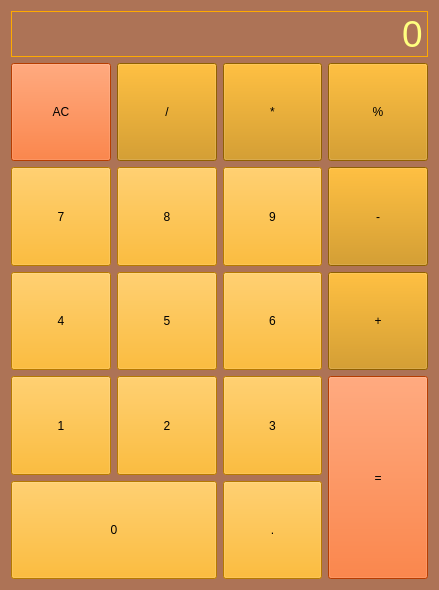
mclvren/calc, file calc/mainwindow.ui: the form before one commit.
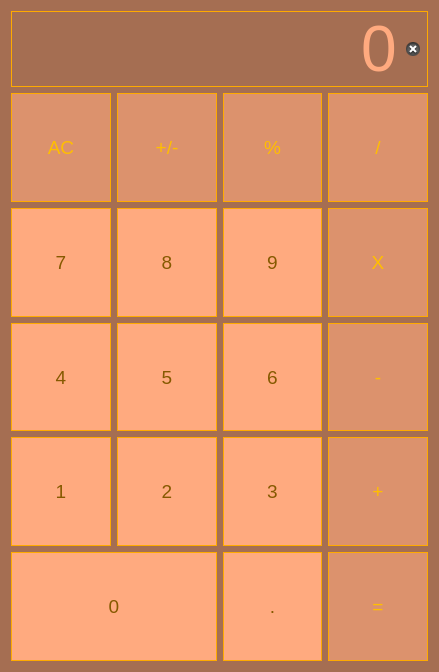
The form after the commit.

```diff
--- a/calc/mainwindow.ui
+++ b/calc/mainwindow.ui
@@ -7,14 +7,14 @@
     <x>0</x>
     <y>0</y>
     <width>439</width>
-    <height>590</height>
+    <height>672</height>
    </rect>
   </property>
   <property name="windowTitle">
    <string>MainWindow</string>
   </property>
   <property name="styleSheet">
-   <string notr="true">background-color:rgb(173, 115, 86)</string>
+   <string notr="true">background-color:rgb(165, 110, 82)</string>
   </property>
   <widget class="QWidget" name="centralWidget">
    <layout class="QVBoxLayout" name="verticalLayout">
@@ -26,14 +26,249 @@
         <verstretch>100</verstretch>
        </sizepolicy>
       </property>
+      <property name="palette">
+       <palette>
+        <active>
+         <colorrole role="WindowText">
+          <brush brushstyle="SolidPattern">
+           <color alpha="255">
+            <red>255</red>
+            <green>170</green>
+            <blue>127</blue>
+           </color>
+          </brush>
+         </colorrole>
+         <colorrole role="Button">
+          <brush brushstyle="SolidPattern">
+           <color alpha="255">
+            <red>165</red>
+            <green>110</green>
+            <blue>82</blue>
+           </color>
+          </brush>
+         </colorrole>
+         <colorrole role="Text">
+          <brush brushstyle="SolidPattern">
+           <color alpha="255">
+            <red>255</red>
+            <green>170</green>
+            <blue>127</blue>
+           </color>
+          </brush>
+         </colorrole>
+         <colorrole role="ButtonText">
+          <brush brushstyle="SolidPattern">
+           <color alpha="255">
+            <red>255</red>
+            <green>170</green>
+            <blue>127</blue>
+           </color>
+          </brush>
+         </colorrole>
+         <colorrole role="Base">
+          <brush brushstyle="SolidPattern">
+           <color alpha="255">
+            <red>165</red>
+            <green>110</green>
+            <blue>82</blue>
+           </color>
+          </brush>
+         </colorrole>
+         <colorrole role="Window">
+          <brush brushstyle="SolidPattern">
+           <color alpha="255">
+            <red>165</red>
+            <green>110</green>
+            <blue>82</blue>
+           </color>
+          </brush>
+         </colorrole>
+         <colorrole role="ToolTipText">
+          <brush brushstyle="SolidPattern">
+           <color alpha="255">
+            <red>255</red>
+            <green>170</green>
+            <blue>0</blue>
+           </color>
+          </brush>
+         </colorrole>
+         <colorrole role="PlaceholderText">
+          <brush brushstyle="NoBrush">
+           <color alpha="128">
+            <red>255</red>
+            <green>170</green>
+            <blue>127</blue>
+           </color>
+          </brush>
+         </colorrole>
+        </active>
+        <inactive>
+         <colorrole role="WindowText">
+          <brush brushstyle="SolidPattern">
+           <color alpha="255">
+            <red>255</red>
+            <green>170</green>
+            <blue>127</blue>
+           </color>
+          </brush>
+         </colorrole>
+         <colorrole role="Button">
+          <brush brushstyle="SolidPattern">
+           <color alpha="255">
+            <red>165</red>
+            <green>110</green>
+            <blue>82</blue>
+           </color>
+          </brush>
+         </colorrole>
+         <colorrole role="Text">
+          <brush brushstyle="SolidPattern">
+           <color alpha="255">
+            <red>255</red>
+            <green>170</green>
+            <blue>127</blue>
+           </color>
+          </brush>
+         </colorrole>
+         <colorrole role="ButtonText">
+          <brush brushstyle="SolidPattern">
+           <color alpha="255">
+            <red>255</red>
+            <green>170</green>
+            <blue>127</blue>
+           </color>
+          </brush>
+         </colorrole>
+         <colorrole role="Base">
+          <brush brushstyle="SolidPattern">
+           <color alpha="255">
+            <red>165</red>
+            <green>110</green>
+            <blue>82</blue>
+           </color>
+          </brush>
+         </colorrole>
+         <colorrole role="Window">
+          <brush brushstyle="SolidPattern">
+           <color alpha="255">
+            <red>165</red>
+            <green>110</green>
+            <blue>82</blue>
+           </color>
+          </brush>
+         </colorrole>
+         <colorrole role="ToolTipText">
+          <brush brushstyle="SolidPattern">
+           <color alpha="255">
+            <red>255</red>
+            <green>170</green>
+            <blue>0</blue>
+           </color>
+          </brush>
+         </colorrole>
+         <colorrole role="PlaceholderText">
+          <brush brushstyle="NoBrush">
+           <color alpha="128">
+            <red>255</red>
+            <green>170</green>
+            <blue>127</blue>
+           </color>
+          </brush>
+         </colorrole>
+        </inactive>
+        <disabled>
+         <colorrole role="WindowText">
+          <brush brushstyle="SolidPattern">
+           <color alpha="255">
+            <red>255</red>
+            <green>170</green>
+            <blue>127</blue>
+           </color>
+          </brush>
+         </colorrole>
+         <colorrole role="Button">
+          <brush brushstyle="SolidPattern">
+           <color alpha="255">
+            <red>165</red>
+            <green>110</green>
+            <blue>82</blue>
+           </color>
+          </brush>
+         </colorrole>
+         <colorrole role="Text">
+          <brush brushstyle="SolidPattern">
+           <color alpha="255">
+            <red>255</red>
+            <green>170</green>
+            <blue>127</blue>
+           </color>
+          </brush>
+         </colorrole>
+         <colorrole role="ButtonText">
+          <brush brushstyle="SolidPattern">
+           <color alpha="255">
+            <red>255</red>
+            <green>170</green>
+            <blue>127</blue>
+           </color>
+          </brush>
+         </colorrole>
+         <colorrole role="Base">
+          <brush brushstyle="SolidPattern">
+           <color alpha="255">
+            <red>165</red>
+            <green>110</green>
+            <blue>82</blue>
+           </color>
+          </brush>
+         </colorrole>
+         <colorrole role="Window">
+          <brush brushstyle="SolidPattern">
+           <color alpha="255">
+            <red>165</red>
+            <green>110</green>
+            <blue>82</blue>
+           </color>
+          </brush>
+         </colorrole>
+         <colorrole role="ToolTipText">
+          <brush brushstyle="SolidPattern">
+           <color alpha="255">
+            <red>255</red>
+            <green>170</green>
+            <blue>0</blue>
+           </color>
+          </brush>
+         </colorrole>
+         <colorrole role="PlaceholderText">
+          <brush brushstyle="NoBrush">
+           <color alpha="128">
+            <red>255</red>
+            <green>170</green>
+            <blue>127</blue>
+           </color>
+          </brush>
+         </colorrole>
+        </disabled>
+       </palette>
+      </property>
       <property name="font">
        <font>
-        <pointsize>28</pointsize>
+        <pointsize>48</pointsize>
        </font>
       </property>
+      <property name="mouseTracking">
+       <bool>false</bool>
+      </property>
+      <property name="tabletTracking">
+       <bool>true</bool>
+      </property>
+      <property name="autoFillBackground">
+       <bool>false</bool>
+      </property>
       <property name="styleSheet">
-       <string notr="true">color: rgb(255, 255, 127);
-border: 1px solid rgb(255, 170, 0)</string>
+       <string notr="true">color: rgb(255, 170, 127);
+border: 1px solid rgb(255, 170, 0);</string>
       </property>
       <property name="text">
        <string>0</string>
@@ -41,6 +276,9 @@
       <property name="alignment">
        <set>Qt::AlignRight|Qt::AlignTrailing|Qt::AlignVCenter</set>
       </property>
+      <property name="clearButtonEnabled">
+       <bool>true</bool>
+      </property>
      </widget>
     </item>
     <item>
@@ -59,174 +297,23 @@
           <height>0</height>
          </size>
         </property>
+        <property name="font">
+         <font>
+          <pointsize>14</pointsize>
+         </font>
+        </property>
         <property name="styleSheet">
-         <string notr="true">background-color: rgb(255, 170, 0)</string>
+         <string notr="true">background-color: rgb(255, 170, 127);
+border: 1px solid rgb(255, 170, 0);
+color: rgb(134, 89, 0);</string>
         </property>
         <property name="text">
          <string>0</string>
         </property>
        </widget>
       </item>
-      <item row="0" column="0">
-       <widget class="QPushButton" name="clear_btn">
-        <property name="sizePolicy">
-         <sizepolicy hsizetype="Minimum" vsizetype="Minimum">
-          <horstretch>0</horstretch>
-          <verstretch>0</verstretch>
-         </sizepolicy>
-        </property>
-        <property name="styleSheet">
-         <string notr="true">background-color: rgb(255, 85, 0)</string>
-        </property>
-        <property name="text">
-         <string>AC</string>
-        </property>
-       </widget>
-      </item>
-      <item row="3" column="1">
-       <widget class="QPushButton" name="pushButton_8">
-        <property name="sizePolicy">
-         <sizepolicy hsizetype="Minimum" vsizetype="Minimum">
-          <horstretch>0</horstretch>
-          <verstretch>0</verstretch>
-         </sizepolicy>
-        </property>
-        <property name="baseSize">
-         <size>
-          <width>0</width>
-          <height>0</height>
-         </size>
-        </property>
-        <property name="styleSheet">
-         <string notr="true">background-color: rgb(255, 170, 0)</string>
-        </property>
-        <property name="text">
-         <string>2</string>
-        </property>
-       </widget>
-      </item>
-      <item row="1" column="1">
-       <widget class="QPushButton" name="pushButton_3">
-        <property name="sizePolicy">
-         <sizepolicy hsizetype="Minimum" vsizetype="Minimum">
-          <horstretch>0</horstretch>
-          <verstretch>0</verstretch>
-         </sizepolicy>
-        </property>
-        <property name="baseSize">
-         <size>
-          <width>0</width>
-          <height>0</height>
-         </size>
-        </property>
-        <property name="styleSheet">
-         <string notr="true">background-color: rgb(255, 170, 0)</string>
-        </property>
-        <property name="text">
-         <string>8</string>
-        </property>
-       </widget>
-      </item>
-      <item row="2" column="1">
-       <widget class="QPushButton" name="pushButton_5">
-        <property name="sizePolicy">
-         <sizepolicy hsizetype="Minimum" vsizetype="Minimum">
-          <horstretch>0</horstretch>
-          <verstretch>0</verstretch>
-         </sizepolicy>
-        </property>
-        <property name="baseSize">
-         <size>
-          <width>0</width>
-          <height>0</height>
-         </size>
-        </property>
-        <property name="styleSheet">
-         <string notr="true">background-color: rgb(255, 170, 0)</string>
-        </property>
-        <property name="text">
-         <string>5</string>
-        </property>
-       </widget>
-      </item>
-      <item row="2" column="3">
-       <widget class="QPushButton" name="pushButton_14">
-        <property name="sizePolicy">
-         <sizepolicy hsizetype="Minimum" vsizetype="Minimum">
-          <horstretch>0</horstretch>
-          <verstretch>0</verstretch>
-         </sizepolicy>
-        </property>
-        <property name="baseSize">
-         <size>
-          <width>0</width>
-          <height>0</height>
-         </size>
-        </property>
-        <property name="styleSheet">
-         <string notr="true">background-color: rgb(202, 135, 0)</string>
-        </property>
-        <property name="text">
-         <string>+</string>
-        </property>
-       </widget>
-      </item>
-      <item row="1" column="0">
-       <widget class="QPushButton" name="pushButton_2">
-        <property name="sizePolicy">
-         <sizepolicy hsizetype="Minimum" vsizetype="Minimum">
-          <horstretch>0</horstretch>
-          <verstretch>0</verstretch>
-         </sizepolicy>
-        </property>
-        <property name="baseSize">
-         <size>
-          <width>0</width>
-          <height>0</height>
-         </size>
-        </property>
-        <property name="styleSheet">
-         <string notr="true">background-color: rgb(255, 170, 0)</string>
-        </property>
-        <property name="text">
-         <string>7</string>
-        </property>
-       </widget>
-      </item>
-      <item row="0" column="2">
-       <widget class="QPushButton" name="pushButton_19">
-        <property name="sizePolicy">
-         <sizepolicy hsizetype="Minimum" vsizetype="Minimum">
-          <horstretch>0</horstretch>
-          <verstretch>0</verstretch>
-         </sizepolicy>
-        </property>
-        <property name="styleSheet">
-         <string notr="true">background-color: rgb(202, 135, 0)</string>
-        </property>
-        <property name="text">
-         <string>*</string>
-        </property>
-       </widget>
-      </item>
-      <item row="0" column="3">
-       <widget class="QPushButton" name="pushButton_20">
-        <property name="sizePolicy">
-         <sizepolicy hsizetype="Minimum" vsizetype="Minimum">
-          <horstretch>0</horstretch>
-          <verstretch>0</verstretch>
-         </sizepolicy>
-        </property>
-        <property name="styleSheet">
-         <string notr="true">background-color: rgb(202, 135, 0)</string>
-        </property>
-        <property name="text">
-         <string>%</string>
-        </property>
-       </widget>
-      </item>
       <item row="1" column="2">
-       <widget class="QPushButton" name="pushButton">
+       <widget class="QPushButton" name="pushButton_9">
         <property name="sizePolicy">
          <sizepolicy hsizetype="Minimum" vsizetype="Minimum">
           <horstretch>0</horstretch>
@@ -239,76 +326,23 @@
           <height>0</height>
          </size>
         </property>
+        <property name="font">
+         <font>
+          <pointsize>14</pointsize>
+         </font>
+        </property>
         <property name="styleSheet">
-         <string notr="true">background-color: rgb(255, 170, 0)</string>
+         <string notr="true">background-color: rgb(255, 170, 127);
+border: 1px solid rgb(255, 170, 0);
+color: rgb(134, 89, 0);</string>
         </property>
         <property name="text">
          <string>9</string>
         </property>
        </widget>
       </item>
-      <item row="1" column="3">
-       <widget class="QPushButton" name="pushButton_13">
-        <property name="sizePolicy">
-         <sizepolicy hsizetype="Minimum" vsizetype="Minimum">
-          <horstretch>0</horstretch>
-          <verstretch>0</verstretch>
-         </sizepolicy>
-        </property>
-        <property name="baseSize">
-         <size>
-          <width>0</width>
-          <height>0</height>
-         </size>
-        </property>
-        <property name="styleSheet">
-         <string notr="true">background-color: rgb(202, 135, 0)</string>
-        </property>
-        <property name="text">
-         <string>-</string>
-        </property>
-       </widget>
-      </item>
-      <item row="0" column="1">
-       <widget class="QPushButton" name="pushButton_18">
-        <property name="sizePolicy">
-         <sizepolicy hsizetype="Minimum" vsizetype="Minimum">
-          <horstretch>0</horstretch>
-          <verstretch>0</verstretch>
-         </sizepolicy>
-        </property>
-        <property name="styleSheet">
-         <string notr="true">background-color: rgb(202, 135, 0)</string>
-        </property>
-        <property name="text">
-         <string>/</string>
-        </property>
-       </widget>
-      </item>
-      <item row="2" column="2">
-       <widget class="QPushButton" name="pushButton_6">
-        <property name="sizePolicy">
-         <sizepolicy hsizetype="Minimum" vsizetype="Minimum">
-          <horstretch>0</horstretch>
-          <verstretch>0</verstretch>
-         </sizepolicy>
-        </property>
-        <property name="baseSize">
-         <size>
-          <width>0</width>
-          <height>0</height>
-         </size>
-        </property>
-        <property name="styleSheet">
-         <string notr="true">background-color: rgb(255, 170, 0)</string>
-        </property>
-        <property name="text">
-         <string>6</string>
-        </property>
-       </widget>
-      </item>
       <item row="3" column="2">
-       <widget class="QPushButton" name="pushButton_9">
+       <widget class="QPushButton" name="pushButton_3">
         <property name="sizePolicy">
          <sizepolicy hsizetype="Minimum" vsizetype="Minimum">
           <horstretch>0</horstretch>
@@ -321,14 +355,79 @@
           <height>0</height>
          </size>
         </property>
+        <property name="font">
+         <font>
+          <pointsize>14</pointsize>
+         </font>
+        </property>
         <property name="styleSheet">
-         <string notr="true">background-color: rgb(255, 170, 0)</string>
+         <string notr="true">background-color: rgb(255, 170, 127);
+border: 1px solid rgb(255, 170, 0);
+color: rgb(134, 89, 0);</string>
         </property>
         <property name="text">
          <string>3</string>
         </property>
        </widget>
       </item>
+      <item row="3" column="3">
+       <widget class="QPushButton" name="plus">
+        <property name="sizePolicy">
+         <sizepolicy hsizetype="Minimum" vsizetype="Minimum">
+          <horstretch>0</horstretch>
+          <verstretch>0</verstretch>
+         </sizepolicy>
+        </property>
+        <property name="baseSize">
+         <size>
+          <width>0</width>
+          <height>0</height>
+         </size>
+        </property>
+        <property name="font">
+         <font>
+          <pointsize>14</pointsize>
+         </font>
+        </property>
+        <property name="styleSheet">
+         <string notr="true">background-color: rgb(220, 146, 109);
+border: 1px solid rgb(255, 170, 0);
+color: rgb(255, 190, 0)</string>
+        </property>
+        <property name="text">
+         <string>+</string>
+        </property>
+       </widget>
+      </item>
+      <item row="4" column="3">
+       <widget class="QPushButton" name="equal">
+        <property name="sizePolicy">
+         <sizepolicy hsizetype="Minimum" vsizetype="Minimum">
+          <horstretch>0</horstretch>
+          <verstretch>0</verstretch>
+         </sizepolicy>
+        </property>
+        <property name="baseSize">
+         <size>
+          <width>0</width>
+          <height>0</height>
+         </size>
+        </property>
+        <property name="font">
+         <font>
+          <pointsize>14</pointsize>
+         </font>
+        </property>
+        <property name="styleSheet">
+         <string notr="true">background-color: rgb(220, 146, 109);
+border: 1px solid rgb(255, 170, 0);
+color: rgb(255, 190, 0)</string>
+        </property>
+        <property name="text">
+         <string>=</string>
+        </property>
+       </widget>
+      </item>
       <item row="4" column="2">
        <widget class="QPushButton" name="pushButton_12">
         <property name="sizePolicy">
@@ -343,8 +442,15 @@
           <height>0</height>
          </size>
         </property>
+        <property name="font">
+         <font>
+          <pointsize>14</pointsize>
+         </font>
+        </property>
         <property name="styleSheet">
-         <string notr="true">background-color: rgb(255, 170, 0)</string>
+         <string notr="true">background-color: rgb(255, 170, 127);
+border: 1px solid rgb(255, 170, 0);
+color: rgb(134, 89, 0);</string>
         </property>
         <property name="text">
          <string>.</string>
@@ -365,8 +471,15 @@
           <height>0</height>
          </size>
         </property>
+        <property name="font">
+         <font>
+          <pointsize>14</pointsize>
+         </font>
+        </property>
         <property name="styleSheet">
-         <string notr="true">background-color: rgb(255, 170, 0)</string>
+         <string notr="true">background-color: rgb(255, 170, 127);
+border: 1px solid rgb(255, 170, 0);
+color: rgb(134, 89, 0);</string>
         </property>
         <property name="text">
          <string>4</string>
@@ -374,7 +487,7 @@
        </widget>
       </item>
       <item row="3" column="0">
-       <widget class="QPushButton" name="pushButton_7">
+       <widget class="QPushButton" name="pushButton_1">
         <property name="sizePolicy">
          <sizepolicy hsizetype="Minimum" vsizetype="Minimum">
           <horstretch>0</horstretch>
@@ -387,16 +500,23 @@
           <height>0</height>
          </size>
         </property>
+        <property name="font">
+         <font>
+          <pointsize>14</pointsize>
+         </font>
+        </property>
         <property name="styleSheet">
-         <string notr="true">background-color: rgb(255, 170, 0)</string>
+         <string notr="true">background-color: rgb(255, 170, 127);
+border: 1px solid rgb(255, 170, 0);
+color: rgb(134, 89, 0);</string>
         </property>
         <property name="text">
          <string>1</string>
         </property>
        </widget>
       </item>
-      <item row="3" column="3" rowspan="2">
-       <widget class="QPushButton" name="pushButton_16">
+      <item row="2" column="2">
+       <widget class="QPushButton" name="pushButton_6">
         <property name="sizePolicy">
          <sizepolicy hsizetype="Minimum" vsizetype="Minimum">
           <horstretch>0</horstretch>
@@ -409,11 +529,278 @@
           <height>0</height>
          </size>
         </property>
+        <property name="font">
+         <font>
+          <pointsize>14</pointsize>
+         </font>
+        </property>
         <property name="styleSheet">
-         <string notr="true">background-color: rgb(255, 85, 0)</string>
+         <string notr="true">background-color: rgb(255, 170, 127);
+border: 1px solid rgb(255, 170, 0);
+color: rgb(134, 89, 0);</string>
         </property>
         <property name="text">
-         <string>=</string>
+         <string>6</string>
+        </property>
+       </widget>
+      </item>
+      <item row="0" column="2">
+       <widget class="QPushButton" name="percent">
+        <property name="sizePolicy">
+         <sizepolicy hsizetype="Minimum" vsizetype="Minimum">
+          <horstretch>0</horstretch>
+          <verstretch>0</verstretch>
+         </sizepolicy>
+        </property>
+        <property name="font">
+         <font>
+          <pointsize>14</pointsize>
+         </font>
+        </property>
+        <property name="styleSheet">
+         <string notr="true">background-color: rgb(220, 146, 109);
+border: 1px solid rgb(255, 170, 0);
+color: rgb(255, 190, 0)</string>
+        </property>
+        <property name="text">
+         <string>%</string>
+        </property>
+       </widget>
+      </item>
+      <item row="1" column="3">
+       <widget class="QPushButton" name="multiply">
+        <property name="sizePolicy">
+         <sizepolicy hsizetype="Minimum" vsizetype="Minimum">
+          <horstretch>0</horstretch>
+          <verstretch>0</verstretch>
+         </sizepolicy>
+        </property>
+        <property name="font">
+         <font>
+          <pointsize>14</pointsize>
+         </font>
+        </property>
+        <property name="styleSheet">
+         <string notr="true">background-color: rgb(220, 146, 109);
+border: 1px solid rgb(255, 170, 0);
+color: rgb(255, 190, 0)</string>
+        </property>
+        <property name="text">
+         <string>X</string>
+        </property>
+       </widget>
+      </item>
+      <item row="1" column="1">
+       <widget class="QPushButton" name="pushButton_8">
+        <property name="sizePolicy">
+         <sizepolicy hsizetype="Minimum" vsizetype="Minimum">
+          <horstretch>0</horstretch>
+          <verstretch>0</verstretch>
+         </sizepolicy>
+        </property>
+        <property name="baseSize">
+         <size>
+          <width>0</width>
+          <height>0</height>
+         </size>
+        </property>
+        <property name="font">
+         <font>
+          <pointsize>14</pointsize>
+         </font>
+        </property>
+        <property name="styleSheet">
+         <string notr="true">background-color: rgb(255, 170, 127);
+border: 1px solid rgb(255, 170, 0);
+color: rgb(134, 89, 0);</string>
+        </property>
+        <property name="text">
+         <string>8</string>
+        </property>
+       </widget>
+      </item>
+      <item row="0" column="0">
+       <widget class="QPushButton" name="clear_btn">
+        <property name="sizePolicy">
+         <sizepolicy hsizetype="Minimum" vsizetype="Minimum">
+          <horstretch>0</horstretch>
+          <verstretch>0</verstretch>
+         </sizepolicy>
+        </property>
+        <property name="font">
+         <font>
+          <pointsize>14</pointsize>
+         </font>
+        </property>
+        <property name="styleSheet">
+         <string notr="true">background-color: rgb(220, 146, 109);
+border: 1px solid rgb(255, 170, 0);
+color: rgb(255, 190, 0)</string>
+        </property>
+        <property name="text">
+         <string>AC</string>
+        </property>
+       </widget>
+      </item>
+      <item row="1" column="0">
+       <widget class="QPushButton" name="pushButton_7">
+        <property name="sizePolicy">
+         <sizepolicy hsizetype="Minimum" vsizetype="Minimum">
+          <horstretch>0</horstretch>
+          <verstretch>0</verstretch>
+         </sizepolicy>
+        </property>
+        <property name="baseSize">
+         <size>
+          <width>0</width>
+          <height>0</height>
+         </size>
+        </property>
+        <property name="font">
+         <font>
+          <pointsize>14</pointsize>
+         </font>
+        </property>
+        <property name="styleSheet">
+         <string notr="true">background-color: rgb(255, 170, 127);
+border: 1px solid rgb(255, 170, 0);
+color: rgb(134, 89, 0);</string>
+        </property>
+        <property name="text">
+         <string>7</string>
+        </property>
+       </widget>
+      </item>
+      <item row="2" column="1">
+       <widget class="QPushButton" name="pushButton_5">
+        <property name="sizePolicy">
+         <sizepolicy hsizetype="Minimum" vsizetype="Minimum">
+          <horstretch>0</horstretch>
+          <verstretch>0</verstretch>
+         </sizepolicy>
+        </property>
+        <property name="baseSize">
+         <size>
+          <width>0</width>
+          <height>0</height>
+         </size>
+        </property>
+        <property name="font">
+         <font>
+          <pointsize>14</pointsize>
+         </font>
+        </property>
+        <property name="styleSheet">
+         <string notr="true">background-color: rgb(255, 170, 127);
+border: 1px solid rgb(255, 170, 0);
+color: rgb(134, 89, 0);</string>
+        </property>
+        <property name="text">
+         <string>5</string>
+        </property>
+       </widget>
+      </item>
+      <item row="0" column="3">
+       <widget class="QPushButton" name="divide">
+        <property name="sizePolicy">
+         <sizepolicy hsizetype="Minimum" vsizetype="Minimum">
+          <horstretch>0</horstretch>
+          <verstretch>0</verstretch>
+         </sizepolicy>
+        </property>
+        <property name="font">
+         <font>
+          <pointsize>14</pointsize>
+         </font>
+        </property>
+        <property name="styleSheet">
+         <string notr="true">background-color: rgb(220, 146, 109);
+border: 1px solid rgb(255, 170, 0);
+color: rgb(255, 190, 0)</string>
+        </property>
+        <property name="text">
+         <string>/</string>
+        </property>
+       </widget>
+      </item>
+      <item row="2" column="3">
+       <widget class="QPushButton" name="minus">
+        <property name="sizePolicy">
+         <sizepolicy hsizetype="Minimum" vsizetype="Minimum">
+          <horstretch>0</horstretch>
+          <verstretch>0</verstretch>
+         </sizepolicy>
+        </property>
+        <property name="baseSize">
+         <size>
+          <width>0</width>
+          <height>0</height>
+         </size>
+        </property>
+        <property name="font">
+         <font>
+          <pointsize>14</pointsize>
+         </font>
+        </property>
+        <property name="styleSheet">
+         <string notr="true">background-color: rgb(220, 146, 109);
+border: 1px solid rgb(255, 170, 0);
+color: rgb(255, 190, 0)</string>
+        </property>
+        <property name="text">
+         <string>-</string>
+        </property>
+       </widget>
+      </item>
+      <item row="3" column="1">
+       <widget class="QPushButton" name="pushButton_2">
+        <property name="sizePolicy">
+         <sizepolicy hsizetype="Minimum" vsizetype="Minimum">
+          <horstretch>0</horstretch>
+          <verstretch>0</verstretch>
+         </sizepolicy>
+        </property>
+        <property name="baseSize">
+         <size>
+          <width>0</width>
+          <height>0</height>
+         </size>
+        </property>
+        <property name="font">
+         <font>
+          <pointsize>14</pointsize>
+         </font>
+        </property>
+        <property name="styleSheet">
+         <string notr="true">background-color: rgb(255, 170, 127);
+border: 1px solid rgb(255, 170, 0);
+color: rgb(134, 89, 0);</string>
+        </property>
+        <property name="text">
+         <string>2</string>
+        </property>
+       </widget>
+      </item>
+      <item row="0" column="1">
+       <widget class="QPushButton" name="plus_minus">
+        <property name="sizePolicy">
+         <sizepolicy hsizetype="Minimum" vsizetype="Minimum">
+          <horstretch>0</horstretch>
+          <verstretch>0</verstretch>
+         </sizepolicy>
+        </property>
+        <property name="font">
+         <font>
+          <pointsize>14</pointsize>
+         </font>
+        </property>
+        <property name="styleSheet">
+         <string notr="true">background-color: rgb(220, 146, 109);
+border: 1px solid rgb(255, 170, 0);
+color: rgb(255, 190, 0)</string>
+        </property>
+        <property name="text">
+         <string>+/-</string>
         </property>
        </widget>
       </item>
```
Left out of the diff: 4 changed lines with no effect on the pictures.
